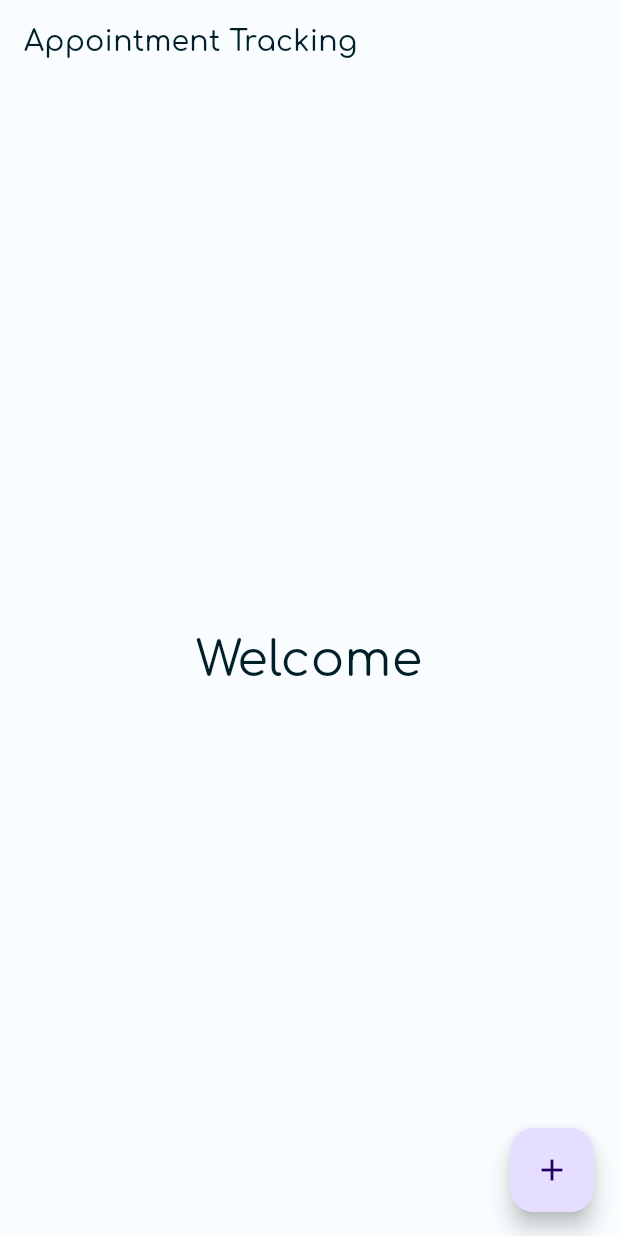
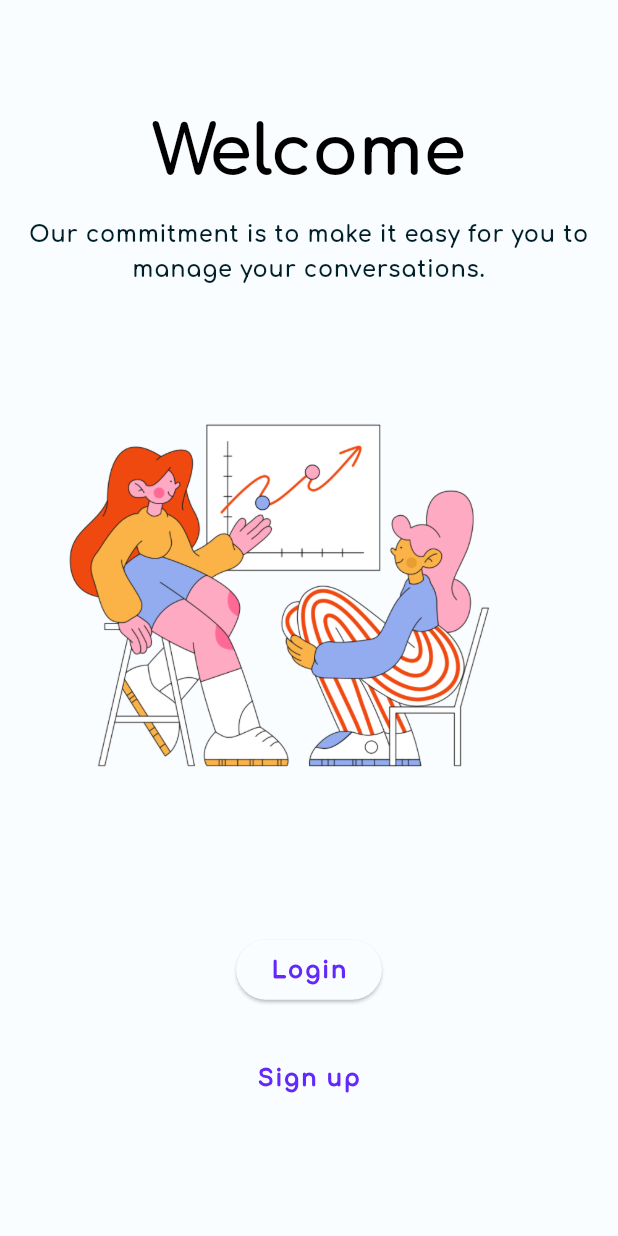
Before and after one commit to regi-gouale/com_gouale_suivi_rdv, a Flutter app: the screen it shows after launch, on a phone screen of 412 x 824 dp. Run offline on Flutter 3.47's test engine with Material 2 defaults, Android fonts, the phone set to English and light mode, and no system bars; our stand-ins replace google_fonts; generated files the repository leaves out were written again.

Commit message:
Add welcome page

```diff
--- a/lib/l10n/app_en.arb
+++ b/lib/l10n/app_en.arb
@@ -1,5 +1,8 @@
 {
     "pageHomeConfirm": "Confirm",
     "pageHomeWelcome": "Welcome",
-    "pageHomeTitle": "Appointment Tracking"
+    "pageHomeTitle": "Appointment Tracking",
+    "pageWelcomeOnboarding": "Our commitment is to make it easy for you to manage your conversations.",
+    "pageWelcomeLogin": "Login",
+    "pageWelcomeSignUp": "Sign up"
 }
--- a/lib/l10n/app_fr.arb
+++ b/lib/l10n/app_fr.arb
@@ -1,5 +1,8 @@
 {
     "pageHomeConfirm": "Confirmer",
     "pageHomeWelcome": "Bienvenue",
-    "pageHomeTitle": "Suivi de Rendez-Vous"
+    "pageHomeTitle": "Suivi de Rendez-Vous",
+    "pageWelcomeOnboarding": "Notre engagement est de vous permettre de gérer facilement le suivi des entretiens que vous menez.",
+    "pageWelcomeLogin": "Connexion",
+    "pageWelcomeSignUp": "Inscription"
 }
--- a/lib/main.dart
+++ b/lib/main.dart
@@ -3,6 +3,7 @@ import 'package:iger/generated/themes/color_schemes.g.dart';
 import 'package:iger/generated/themes/font_schemes.dart';
 import 'package:iger/screens/home_screen.dart';
 import 'package:flutter_gen/gen_l10n/app_localizations.dart';
+import 'package:iger/screens/welcome_screen.dart';
 
 void main() {
   runApp(const App());
@@ -14,21 +15,22 @@ class App extends StatelessWidget {
   @override
   Widget build(BuildContext context) {
     return MaterialApp(
-      title: 'Suivi RDV',
+      title: 'iGer',
       localizationsDelegates: AppLocalizations.localizationsDelegates,
       supportedLocales: AppLocalizations.supportedLocales,
       debugShowCheckedModeBanner: false,
       theme: ThemeData(
         useMaterial3: true,
         colorScheme: lightColorScheme,
-        textTheme: comfortaaAppTextTheme,
+        textTheme: appTextTheme,
       ),
       darkTheme: ThemeData(
         useMaterial3: true,
         colorScheme: darkColorScheme,
-        textTheme: comfortaaAppTextTheme,
+        textTheme: appTextTheme,
       ),
-      home: const HomeScreen(title: 'RDV'),
+      // home: const HomeScreen(title: 'RDV'),
+      home: const WelcomeScreen(),
     );
   }
 }
--- /dev/null
+++ b/lib/screens/welcome_screen.dart
@@ -0,0 +1,58 @@
+import 'package:flutter/material.dart';
+import 'package:iger/utils/translate.dart';
+
+class WelcomeScreen extends StatelessWidget {
+  const WelcomeScreen({super.key});
+
+  @override
+  Widget build(BuildContext context) {
+    return Scaffold(
+      body: Center(
+        child: Column(
+          mainAxisAlignment: MainAxisAlignment.center,
+          children: [
+            Text(
+              t(context)!.pageHomeWelcome,
+              style: Theme.of(context).textTheme.headline3,
+            ),
+            Padding(
+              padding: const EdgeInsets.all(16.0),
+              child: Text(
+                t(context)!.pageWelcomeOnboarding,
+                style: Theme.of(context).textTheme.bodyText1,
+                textAlign: TextAlign.center,
+              ),
+            ),
+            Padding(
+              padding: const EdgeInsets.only(
+                bottom: 24.0,
+              ),
+              child: SizedBox(
+                width: double.infinity,
+                child: Image.asset(
+                  'assets/images/welcome_image.png',
+                  width: double.infinity,
+                  height: 375,
+                ),
+              ),
+            ),
+            Padding(
+              padding: const EdgeInsets.all(16.0),
+              child: ElevatedButton(
+                onPressed: () {},
+                child: Text(t(context)!.pageWelcomeLogin),
+              ),
+            ),
+            Padding(
+              padding: const EdgeInsets.all(8.0),
+              child: TextButton(
+                onPressed: () {},
+                child: Text(t(context)!.pageWelcomeSignUp),
+              ),
+            ),
+          ],
+        ),
+      ),
+    );
+  }
+}
--- a/pubspec.yaml
+++ b/pubspec.yaml
@@ -52,8 +52,8 @@ flutter:
   # the material Icons class.
   uses-material-design: true
   # To add assets to your application, add an assets section, like this:
-  # assets:
-  #   - images/a_dot_burr.jpeg
+  assets:
+    - assets/images/
   #   - images/a_dot_ham.jpeg
   # An image asset can refer to one or more resolution-specific "variants", see
   # https://flutter.dev/assets-and-images/#resolution-aware
```
Also changed, not shown: assets/images/welcome_image.png (added), lib/generated/themes/font_schemes.dart.
